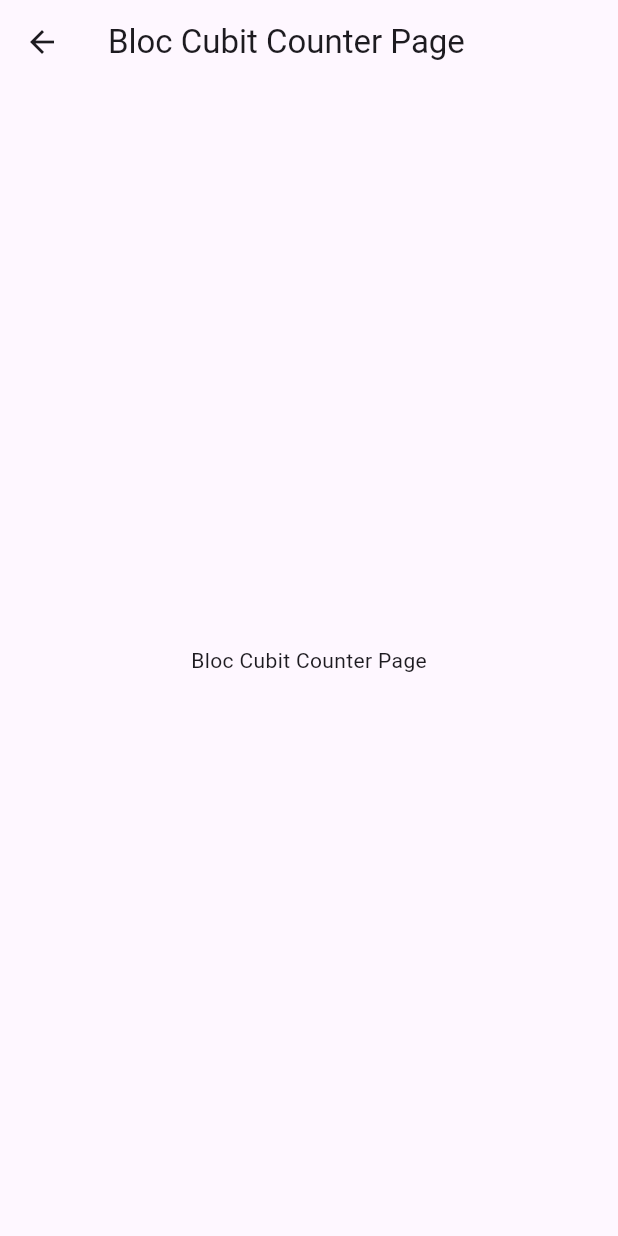
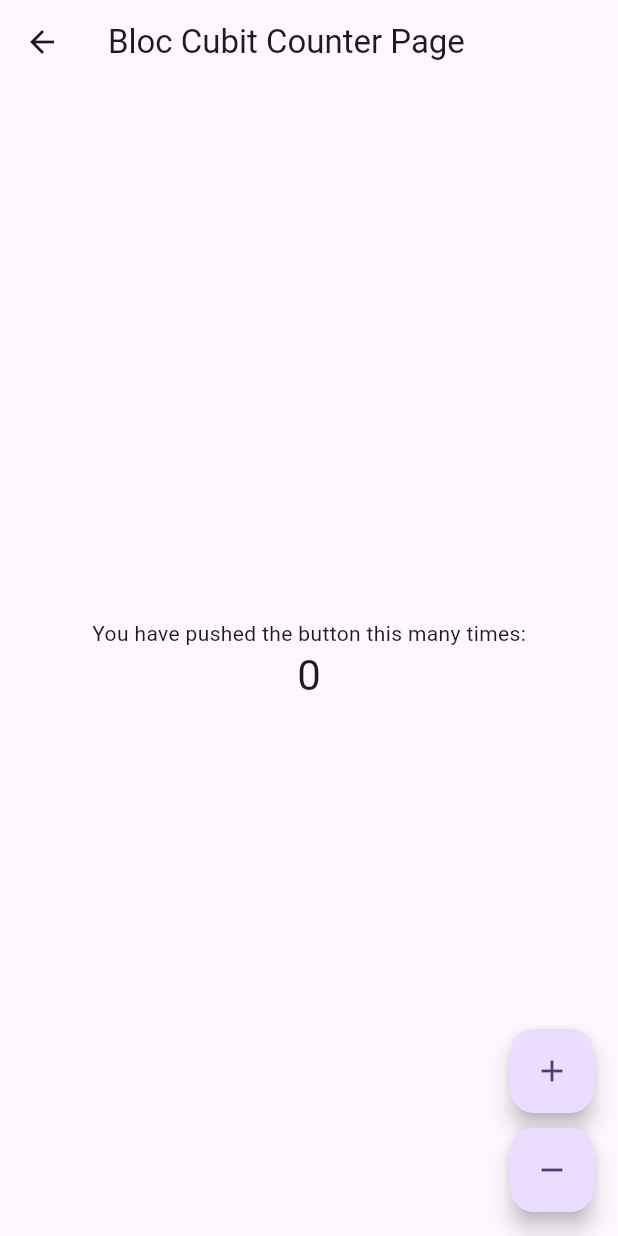
Before and after one commit to Hachimori/test_bloc, a Flutter app: the screen it shows after launch, after a tap on "Open Bloc Cubit Counter Page", on a phone screen of 412 x 824 dp. Run offline on Flutter 3.47's test engine with Material 3 defaults, Android fonts, the phone set to English and light mode, and no system bars; our stand-ins replace flutter_bloc.

Commit message:
Bloc と Cubit を使った実装例を追加

```diff
--- a/lib/bloc_cubit/bloc_cubit_counter_page.dart
+++ b/lib/bloc_cubit/bloc_cubit_counter_page.dart
@@ -1,4 +1,6 @@
 import 'package:flutter/material.dart';
+import 'package:flutter_application_hachimori/bloc_cubit/counter_cubit.dart';
+import 'package:flutter_bloc/flutter_bloc.dart';
 
 class BlocCubitCounterPage extends StatelessWidget {
   const BlocCubitCounterPage._();
@@ -11,13 +13,72 @@ class BlocCubitCounterPage extends StatelessWidget {
 
   @override
   Widget build(BuildContext context) {
+    return BlocProvider(
+      create: (_) => CounterCubit(),
+      child:  BlocBuilder<CounterCubit, int>(
+        builder: (context, count) => _Page(count)
+      ),
+    );
+  }
+}
+
+class _Page extends StatelessWidget {
+  const _Page(this.count);
+
+  final int count;
+
+  @override
+  Widget build(BuildContext context) {
     return Scaffold(
       appBar: AppBar(
         title: const Text('Bloc Cubit Counter Page'),
       ),
-      body: const Center(
-        child: Text('Bloc Cubit Counter Page'),
+      body: BlocBuilder<CounterCubit, int>(
+        builder: (context, count) => _Body(count),
+      ),
+      floatingActionButton: Column(
+        crossAxisAlignment: CrossAxisAlignment.end,
+        mainAxisAlignment: MainAxisAlignment.end,
+        children: [
+          FloatingActionButton(
+            heroTag: "btn1",
+            onPressed: () => context.read<CounterCubit>().increment(),
+            tooltip: 'Increment',
+            child: const Icon(Icons.add),
+          ),
+          const SizedBox(height: 10),
+          FloatingActionButton(
+            heroTag: "btn2",
+            onPressed: () => context.read<CounterCubit>().decrement(),
+            tooltip: 'Decrement',
+            child: const Icon(Icons.remove),
+          ),
+        ],
       ),
     );
   }
 }
+
+class _Body extends StatelessWidget {
+  const _Body(this.count);
+
+  final int count;
+
+  @override
+  Widget build(BuildContext context) {
+    return Center(
+      child: Column(
+        mainAxisAlignment: MainAxisAlignment.center,
+        children: <Widget>[
+          const Text(
+            'You have pushed the button this many times:',
+          ),
+          Text(
+            '$count',
+            style: Theme.of(context).textTheme.headlineMedium,
+          ),
+        ],
+      ),
+    );
+  }
+}
--- /dev/null
+++ b/lib/bloc_cubit/counter_cubit.dart
@@ -0,0 +1,9 @@
+
+import 'package:flutter_bloc/flutter_bloc.dart';
+
+class CounterCubit extends Cubit<int> {
+  CounterCubit() : super(0);
+
+  void increment() => emit(state + 1);
+  void decrement() => emit(state - 1);
+}
```
